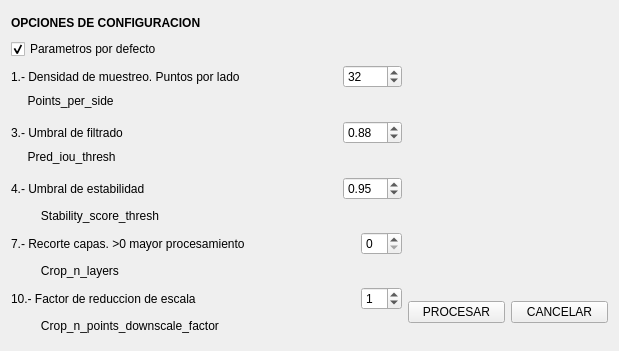
The window that segmenti.ui (luisCartoGeo/GeoAI_Plugin) describes before a commit, drawn with Qt 5.
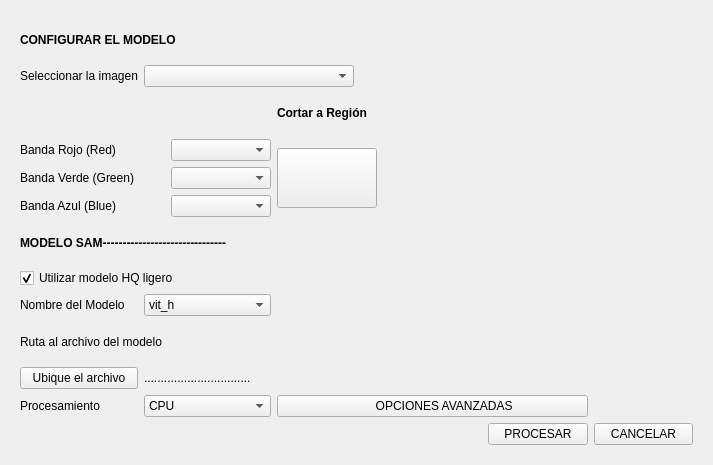
The same window after the commit.

What changed in the file:
```diff
--- a/segmenti.ui
+++ b/segmenti.ui
@@ -6,151 +6,56 @@
    <rect>
     <x>0</x>
     <y>0</y>
-    <width>619</width>
-    <height>351</height>
+    <width>713</width>
+    <height>465</height>
    </rect>
   </property>
   <property name="windowTitle">
    <string>GeoAI - Segmentar Imagen</string>
   </property>
+  <layout class="QGridLayout" name="gridLayout_3">
+   <item row="0" column="0">
+    <widget class="QStackedWidget" name="paginador">
+     <property name="currentIndex">
+      <number>1</number>
+     </property>
+     <widget class="QWidget" name="page">
   <layout class="QGridLayout" name="gridLayout_2">
    <item row="0" column="0" rowspan="2">
     <layout class="QGridLayout" name="gridLayout">
-     <item row="14" column="4" colspan="4">
-      <spacer name="horizontalSpacer_7">
-       <property name="orientation">
-        <enum>Qt::Horizontal</enum>
-       </property>
-       <property name="sizeHint" stdset="0">
-        <size>
-         <width>78</width>
-         <height>20</height>
-        </size>
-       </property>
-      </spacer>
-     </item>
-     <item row="9" column="0" colspan="2">
-      <widget class="QLabel" name="label_8">
+         <property name="sizeConstraint">
+          <enum>QLayout::SetMaximumSize</enum>
+         </property>
+         <item row="0" column="0">
+          <widget class="QLabel" name="label_2">
+           <property name="font">
+            <font>
+             <weight>75</weight>
+             <bold>true</bold>
+            </font>
+           </property>
        <property name="text">
         <string>         Stability_score_thresh</string>
        </property>
       </widget>
      </item>
-     <item row="8" column="0" colspan="2">
-      <widget class="QLabel" name="label_7">
-       <property name="text">
-        <string>4.- Umbral de estabilidad</string>
-       </property>
-      </widget>
-     </item>
-     <item row="0" column="3" colspan="5">
+         <item row="0" column="2" colspan="3">
       <spacer name="horizontalSpacer_2">
        <property name="orientation">
         <enum>Qt::Horizontal</enum>
        </property>
-       <property name="sizeHint" stdset="0">
-        <size>
-         <width>168</width>
-         <height>20</height>
-        </size>
-       </property>
-      </spacer>
-     </item>
-     <item row="11" column="0" colspan="2">
-      <widget class="QLabel" name="label_9">
-       <property name="text">
-        <string>         Crop_n_layers</string>
-       </property>
-      </widget>
-     </item>
-     <item row="6" column="4" rowspan="2" colspan="4">
-      <spacer name="horizontalSpacer_4">
-       <property name="orientation">
-        <enum>Qt::Horizontal</enum>
-       </property>
+           <property name="sizeType">
+            <enum>QSizePolicy::Maximum</enum>
+           </property>
        <property name="sizeHint" stdset="0">
         <size>
-         <width>78</width>
-         <height>20</height>
-        </size>
-       </property>
-      </spacer>
-     </item>
-     <item row="2" column="0" colspan="5">
-      <widget class="QLabel" name="label_3">
-       <property name="text">
-        <string>1.- Densidad de muestreo. Puntos por lado</string>
-       </property>
-      </widget>
-     </item>
-     <item row="3" column="4" rowspan="2" colspan="4">
-      <spacer name="horizontalSpacer_3">
-       <property name="orientation">
-        <enum>Qt::Horizontal</enum>
-       </property>
-       <property name="sizeHint" stdset="0">
-        <size>
-         <width>78</width>
-         <height>20</height>
-        </size>
-       </property>
-      </spacer>
-     </item>
-     <item row="14" column="0" colspan="4">
-      <widget class="QLabel" name="label_11">
-       <property name="text">
-        <string>         Crop_n_points_downscale_factor</string>
-       </property>
-      </widget>
-     </item>
-     <item row="5" column="0">
-      <widget class="QLabel" name="label_6">
-       <property name="text">
-        <string>3.- Umbral de filtrado</string>
-       </property>
-      </widget>
-     </item>
-     <item row="13" column="0" colspan="3">
-      <widget class="QLabel" name="label_13">
-       <property name="text">
-        <string>10.- Factor de reduccion de escala</string>
-       </property>
-      </widget>
-     </item>
-     <item row="6" column="0" colspan="2">
-      <widget class="QLabel" name="label_5">
-       <property name="text">
-        <string>     Pred_iou_thresh</string>
-       </property>
-      </widget>
-     </item>
-     <item row="9" column="4" colspan="4">
-      <spacer name="horizontalSpacer_5">
-       <property name="orientation">
-        <enum>Qt::Horizontal</enum>
-       </property>
-       <property name="sizeHint" stdset="0">
-        <size>
-         <width>78</width>
-         <height>20</height>
-        </size>
-       </property>
-      </spacer>
-     </item>
-     <item row="1" column="2" colspan="6">
-      <spacer name="horizontalSpacer">
-       <property name="orientation">
-        <enum>Qt::Horizontal</enum>
-       </property>
-       <property name="sizeHint" stdset="0">
-        <size>
          <width>168</width>
          <height>20</height>
         </size>
        </property>
       </spacer>
      </item>
-     <item row="1" column="0" colspan="2">
+         <item row="1" column="0">
       <widget class="QCheckBox" name="defecto">
        <property name="maximumSize">
         <size>
@@ -166,34 +71,73 @@
        </property>
       </widget>
      </item>
-     <item row="0" column="0" colspan="2">
-      <widget class="QLabel" name="label_2">
-       <property name="font">
-        <font>
-         <weight>75</weight>
-         <bold>true</bold>
-        </font>
-       </property>
+         <item row="1" column="1" rowspan="2" colspan="3">
+          <spacer name="horizontalSpacer">
+           <property name="orientation">
+            <enum>Qt::Horizontal</enum>
+           </property>
+           <property name="sizeType">
+            <enum>QSizePolicy::Maximum</enum>
+           </property>
+           <property name="sizeHint" stdset="0">
+            <size>
+             <width>168</width>
+             <height>20</height>
+            </size>
+           </property>
+          </spacer>
+         </item>
+         <item row="4" column="0">
+          <widget class="QLabel" name="label_12">
        <property name="text">
         <string>OPCIONES DE CONFIGURACION</string>
        </property>
       </widget>
      </item>
-     <item row="3" column="0" colspan="2">
-      <widget class="QLabel" name="label_4">
+         <item row="4" column="3">
+          <widget class="QSpinBox" name="Points_per_batch">
+           <property name="minimum">
+            <number>1</number>
+           </property>
+           <property name="maximum">
+            <number>100</number>
+           </property>
+           <property name="value">
+            <number>64</number>
+           </property>
+          </widget>
+         </item>
+         <item row="5" column="0">
+          <widget class="QLabel" name="label_14">
        <property name="text">
         <string>     Points_per_side</string>
        </property>
       </widget>
      </item>
-     <item row="10" column="0" colspan="6">
-      <widget class="QLabel" name="label_10">
+         <item row="5" column="3">
+          <spacer name="horizontalSpacer_8">
+           <property name="orientation">
+            <enum>Qt::Horizontal</enum>
+           </property>
+           <property name="sizeType">
+            <enum>QSizePolicy::Maximum</enum>
+           </property>
+           <property name="sizeHint" stdset="0">
+            <size>
+             <width>78</width>
+             <height>20</height>
+            </size>
+           </property>
+          </spacer>
+         </item>
+         <item row="6" column="0" colspan="3">
+          <widget class="QLabel" name="label_3">
        <property name="text">
-        <string>7.- Recorte capas. &gt;0 mayor procesamiento</string>
+            <string>2.- Densidad de muestreo. Puntos por lado</string>
        </property>
       </widget>
      </item>
-     <item row="2" column="5" colspan="3">
+         <item row="6" column="4">
       <widget class="QSpinBox" name="Points_per_side">
        <property name="minimum">
         <number>10</number>
@@ -206,11 +150,21 @@
        </property>
       </widget>
      </item>
-     <item row="11" column="4">
-      <spacer name="horizontalSpacer_6">
+         <item row="7" column="0">
+          <widget class="QLabel" name="label_4">
+           <property name="text">
+            <string>     Points_per_side</string>
+           </property>
+          </widget>
+         </item>
+         <item row="7" column="3">
+          <spacer name="horizontalSpacer_3">
        <property name="orientation">
         <enum>Qt::Horizontal</enum>
        </property>
+           <property name="sizeType">
+            <enum>QSizePolicy::Maximum</enum>
+           </property>
        <property name="sizeHint" stdset="0">
         <size>
          <width>78</width>
@@ -219,33 +173,14 @@
        </property>
       </spacer>
      </item>
-     <item row="13" column="6" colspan="2">
-      <widget class="QSpinBox" name="Crop_n_points_downscale_factor">
-       <property name="minimum">
-        <number>0</number>
-       </property>
-       <property name="maximum">
-        <number>10</number>
-       </property>
-       <property name="value">
-        <number>1</number>
-       </property>
-      </widget>
-     </item>
-     <item row="10" column="6" colspan="2">
-      <widget class="QSpinBox" name="Crop_n_layers">
-       <property name="minimum">
-        <number>0</number>
-       </property>
-       <property name="maximum">
-        <number>5</number>
-       </property>
-       <property name="value">
-        <number>0</number>
-       </property>
-      </widget>
-     </item>
-     <item row="5" column="5" colspan="3">
+         <item row="8" column="0">
+          <widget class="QLabel" name="label_6">
+           <property name="text">
+            <string>3.- Umbral de filtrado</string>
+           </property>
+          </widget>
+         </item>
+         <item row="8" column="4">
       <widget class="QDoubleSpinBox" name="Pred_iou_thresh">
        <property name="maximum">
         <double>0.990000000000000</double>
@@ -258,7 +193,37 @@
        </property>
       </widget>
      </item>
-     <item row="8" column="5" colspan="3">
+         <item row="9" column="0">
+          <widget class="QLabel" name="label_5">
+           <property name="text">
+            <string>     Pred_iou_thresh</string>
+           </property>
+          </widget>
+         </item>
+         <item row="9" column="3">
+          <spacer name="horizontalSpacer_4">
+           <property name="orientation">
+            <enum>Qt::Horizontal</enum>
+           </property>
+           <property name="sizeType">
+            <enum>QSizePolicy::Maximum</enum>
+           </property>
+           <property name="sizeHint" stdset="0">
+            <size>
+             <width>78</width>
+             <height>20</height>
+            </size>
+           </property>
+          </spacer>
+         </item>
+         <item row="10" column="0">
+          <widget class="QLabel" name="label_7">
+           <property name="text">
+            <string>4.- Umbral de estabilidad</string>
+           </property>
+          </widget>
+         </item>
+         <item row="10" column="4">
       <widget class="QDoubleSpinBox" name="Stability_score_thresh">
        <property name="maximum">
         <double>1.000000000000000</double>
@@ -271,9 +236,339 @@
        </property>
       </widget>
      </item>
-    </layout>
-   </item>
-   <item row="0" column="1" colspan="2">
+         <item row="11" column="0">
+          <widget class="QLabel" name="label_8">
+           <property name="text">
+            <string>         Stability_score_thresh</string>
+           </property>
+          </widget>
+         </item>
+         <item row="11" column="3">
+          <spacer name="horizontalSpacer_5">
+           <property name="orientation">
+            <enum>Qt::Horizontal</enum>
+           </property>
+           <property name="sizeType">
+            <enum>QSizePolicy::Maximum</enum>
+           </property>
+           <property name="sizeHint" stdset="0">
+            <size>
+             <width>78</width>
+             <height>20</height>
+            </size>
+           </property>
+          </spacer>
+         </item>
+         <item row="12" column="0" colspan="3">
+          <widget class="QLabel" name="label_10">
+           <property name="text">
+            <string>5.- Recorte capas. &gt;0 mayor procesamiento</string>
+           </property>
+          </widget>
+         </item>
+         <item row="12" column="4">
+          <widget class="QSpinBox" name="Crop_n_layers">
+           <property name="minimum">
+            <number>0</number>
+           </property>
+           <property name="maximum">
+            <number>5</number>
+           </property>
+           <property name="value">
+            <number>0</number>
+           </property>
+          </widget>
+         </item>
+         <item row="13" column="0">
+          <widget class="QLabel" name="label_9">
+           <property name="text">
+            <string>         Crop_n_layers</string>
+           </property>
+          </widget>
+         </item>
+         <item row="13" column="3">
+          <spacer name="horizontalSpacer_6">
+           <property name="orientation">
+            <enum>Qt::Horizontal</enum>
+           </property>
+           <property name="sizeType">
+            <enum>QSizePolicy::Maximum</enum>
+           </property>
+           <property name="sizeHint" stdset="0">
+            <size>
+             <width>78</width>
+             <height>20</height>
+            </size>
+           </property>
+          </spacer>
+         </item>
+         <item row="14" column="0">
+          <widget class="QLabel" name="label_13">
+           <property name="text">
+            <string>6.- Factor de reduccion de escala</string>
+           </property>
+          </widget>
+         </item>
+         <item row="14" column="4">
+          <widget class="QSpinBox" name="Crop_n_points_downscale_factor">
+           <property name="minimum">
+            <number>0</number>
+           </property>
+           <property name="maximum">
+            <number>10</number>
+           </property>
+           <property name="value">
+            <number>1</number>
+           </property>
+          </widget>
+         </item>
+         <item row="15" column="0" colspan="2">
+          <widget class="QLabel" name="label_11">
+           <property name="text">
+            <string>         Crop_n_points_downscale_factor</string>
+           </property>
+          </widget>
+         </item>
+         <item row="15" column="3">
+          <spacer name="horizontalSpacer_7">
+           <property name="orientation">
+            <enum>Qt::Horizontal</enum>
+           </property>
+           <property name="sizeType">
+            <enum>QSizePolicy::Maximum</enum>
+           </property>
+           <property name="sizeHint" stdset="0">
+            <size>
+             <width>78</width>
+             <height>20</height>
+            </size>
+           </property>
+          </spacer>
+         </item>
+         <item row="2" column="2" rowspan="2" colspan="3">
+          <widget class="QComboBox" name="listVector">
+           <property name="minimumSize">
+            <size>
+             <width>100</width>
+             <height>0</height>
+            </size>
+           </property>
+          </widget>
+         </item>
+         <item row="3" column="0" colspan="2">
+          <widget class="QCheckBox" name="opVector">
+           <property name="text">
+            <string>  0.- Utilizar capa de puntos (EXPERIMENTAL)</string>
+           </property>
+          </widget>
+         </item>
+        </layout>
+       </item>
+       <item row="0" column="1">
+        <widget class="QLabel" name="icon_portada_2">
+         <property name="minimumSize">
+          <size>
+           <width>200</width>
+           <height>220</height>
+          </size>
+         </property>
+         <property name="maximumSize">
+          <size>
+           <width>200</width>
+           <height>220</height>
+          </size>
+         </property>
+         <property name="text">
+          <string/>
+         </property>
+         <property name="scaledContents">
+          <bool>true</bool>
+         </property>
+        </widget>
+       </item>
+       <item row="1" column="1">
+        <layout class="QHBoxLayout" name="horizontalLayout">
+         <item>
+          <spacer name="horizontalSpacer_10">
+           <property name="orientation">
+            <enum>Qt::Horizontal</enum>
+           </property>
+           <property name="sizeHint" stdset="0">
+            <size>
+             <width>40</width>
+             <height>20</height>
+            </size>
+           </property>
+          </spacer>
+         </item>
+         <item>
+          <widget class="QPushButton" name="opBasicas">
+           <property name="minimumSize">
+            <size>
+             <width>100</width>
+             <height>0</height>
+            </size>
+           </property>
+           <property name="maximumSize">
+            <size>
+             <width>120</width>
+             <height>16777215</height>
+            </size>
+           </property>
+           <property name="text">
+            <string>   INICIO</string>
+           </property>
+          </widget>
+         </item>
+        </layout>
+       </item>
+      </layout>
+     </widget>
+     <widget class="QWidget" name="page_2">
+      <layout class="QGridLayout" name="gridLayout_5">
+       <item row="2" column="3" colspan="3">
+        <spacer name="horizontalSpacer_9">
+         <property name="orientation">
+          <enum>Qt::Horizontal</enum>
+         </property>
+         <property name="sizeHint" stdset="0">
+          <size>
+           <width>215</width>
+           <height>20</height>
+          </size>
+         </property>
+        </spacer>
+       </item>
+       <item row="12" column="5">
+        <widget class="QPushButton" name="cancelar">
+         <property name="text">
+          <string>CANCELAR</string>
+         </property>
+        </widget>
+       </item>
+       <item row="7" column="0" colspan="2">
+        <widget class="QCheckBox" name="tinyhqop">
+         <property name="text">
+          <string>Utilizar modelo HQ ligero </string>
+         </property>
+         <property name="checked">
+          <bool>true</bool>
+         </property>
+        </widget>
+       </item>
+       <item row="5" column="0" colspan="2">
+        <layout class="QGridLayout" name="gridLayout_4">
+         <item row="0" column="0">
+          <widget class="QLabel" name="label_19">
+           <property name="text">
+            <string>Banda Rojo (Red)</string>
+           </property>
+          </widget>
+         </item>
+         <item row="0" column="1">
+          <widget class="QComboBox" name="bandR">
+           <property name="minimumSize">
+            <size>
+             <width>100</width>
+             <height>0</height>
+            </size>
+           </property>
+           <property name="maximumSize">
+            <size>
+             <width>100</width>
+             <height>16777215</height>
+            </size>
+           </property>
+          </widget>
+         </item>
+         <item row="1" column="0">
+          <widget class="QLabel" name="label_17">
+           <property name="text">
+            <string>Banda Verde (Green)</string>
+           </property>
+          </widget>
+         </item>
+         <item row="1" column="1">
+          <widget class="QComboBox" name="bandG">
+           <property name="minimumSize">
+            <size>
+             <width>100</width>
+             <height>0</height>
+            </size>
+           </property>
+           <property name="maximumSize">
+            <size>
+             <width>100</width>
+             <height>16777215</height>
+            </size>
+           </property>
+          </widget>
+         </item>
+         <item row="2" column="0">
+          <widget class="QLabel" name="label_22">
+           <property name="text">
+            <string>Banda Azul (Blue)</string>
+           </property>
+          </widget>
+         </item>
+         <item row="2" column="1">
+          <widget class="QComboBox" name="bandB">
+           <property name="minimumSize">
+            <size>
+             <width>100</width>
+             <height>0</height>
+            </size>
+           </property>
+           <property name="maximumSize">
+            <size>
+             <width>100</width>
+             <height>16777215</height>
+            </size>
+           </property>
+          </widget>
+         </item>
+        </layout>
+       </item>
+       <item row="0" column="0" colspan="2">
+        <widget class="QLabel" name="label">
+         <property name="font">
+          <font>
+           <pointsize>9</pointsize>
+           <weight>75</weight>
+           <bold>true</bold>
+          </font>
+         </property>
+         <property name="text">
+          <string>CONFIGURAR EL MODELO</string>
+         </property>
+        </widget>
+       </item>
+       <item row="8" column="1">
+        <widget class="QComboBox" name="nmodelo">
+         <property name="minimumSize">
+          <size>
+           <width>100</width>
+           <height>0</height>
+          </size>
+         </property>
+         <item>
+          <property name="text">
+           <string>vit_h</string>
+          </property>
+         </item>
+         <item>
+          <property name="text">
+           <string>vit_l</string>
+          </property>
+         </item>
+         <item>
+          <property name="text">
+           <string>vit_b</string>
+          </property>
+         </item>
+        </widget>
+       </item>
+       <item row="5" column="4" rowspan="6" colspan="2">
     <widget class="QLabel" name="icon_portada">
      <property name="minimumSize">
       <size>
@@ -295,18 +590,154 @@
      </property>
     </widget>
    </item>
-   <item row="1" column="1">
+       <item row="2" column="0">
+        <widget class="QLabel" name="label_18">
+         <property name="text">
+          <string>Seleccionar la imagen</string>
+         </property>
+        </widget>
+       </item>
+       <item row="3" column="2">
+        <widget class="QLabel" name="label_23">
+         <property name="font">
+          <font>
+           <weight>75</weight>
+           <bold>true</bold>
+          </font>
+         </property>
+         <property name="text">
+          <string>Cortar a Región</string>
+         </property>
+         <property name="scaledContents">
+          <bool>true</bool>
+         </property>
+        </widget>
+       </item>
+       <item row="11" column="1">
+        <widget class="QComboBox" name="device">
+         <property name="minimumSize">
+          <size>
+           <width>100</width>
+           <height>0</height>
+          </size>
+         </property>
+         <item>
+          <property name="text">
+           <string>CPU</string>
+          </property>
+         </item>
+         <item>
+          <property name="text">
+           <string>GPU si es posible</string>
+          </property>
+         </item>
+        </widget>
+       </item>
+       <item row="2" column="1" colspan="2">
+        <widget class="QComboBox" name="listImagen">
+         <property name="minimumSize">
+          <size>
+           <width>210</width>
+           <height>0</height>
+          </size>
+         </property>
+         <property name="maximumSize">
+          <size>
+           <width>210</width>
+           <height>16777215</height>
+          </size>
+         </property>
+        </widget>
+       </item>
+       <item row="6" column="0" colspan="2">
+        <widget class="QLabel" name="label_15">
+         <property name="font">
+          <font>
+           <weight>75</weight>
+           <bold>true</bold>
+          </font>
+         </property>
+         <property name="text">
+          <string>MODELO SAM-------------------------------</string>
+         </property>
+        </widget>
+       </item>
+       <item row="9" column="0" colspan="2">
+        <widget class="QLabel" name="label_21">
+         <property name="font">
+          <font>
+           <weight>50</weight>
+           <bold>false</bold>
+          </font>
+         </property>
+         <property name="text">
+          <string>Ruta al archivo del modelo</string>
+         </property>
+        </widget>
+       </item>
+       <item row="10" column="0">
+        <widget class="QPushButton" name="brmodelo">
+         <property name="text">
+          <string>Ubique el archivo</string>
+         </property>
+        </widget>
+       </item>
+       <item row="10" column="1">
+        <widget class="QLabel" name="ruta_file">
+         <property name="text">
+          <string>................................</string>
+         </property>
+        </widget>
+       </item>
+       <item row="11" column="0">
+        <widget class="QLabel" name="label_16">
+         <property name="text">
+          <string>Procesamiento</string>
+         </property>
+        </widget>
+       </item>
+       <item row="12" column="4">
     <widget class="QPushButton" name="ejecutar">
      <property name="text">
       <string>PROCESAR</string>
      </property>
     </widget>
    </item>
-   <item row="1" column="2">
-    <widget class="QPushButton" name="cancelar">
+       <item row="5" column="2">
+        <widget class="QPushButton" name="bareai">
+         <property name="minimumSize">
+          <size>
+           <width>0</width>
+           <height>60</height>
+          </size>
+         </property>
      <property name="text">
-      <string>CANCELAR</string>
-     </property>
+          <string/>
+         </property>
+         <property name="iconSize">
+          <size>
+           <width>40</width>
+           <height>80</height>
+          </size>
+         </property>
+        </widget>
+       </item>
+       <item row="11" column="2" colspan="3">
+        <widget class="QPushButton" name="opAvanzadas">
+         <property name="text">
+          <string>       OPCIONES AVANZADAS</string>
+         </property>
+        </widget>
+       </item>
+       <item row="8" column="0">
+        <widget class="QLabel" name="label_20">
+         <property name="text">
+          <string>Nombre del Modelo</string>
+         </property>
+        </widget>
+       </item>
+      </layout>
+     </widget>
     </widget>
    </item>
   </layout>
```
Left out of the diff: 6 changed lines with no effect on the pictures. Lines whose indentation alone changed are shown as unchanged.
